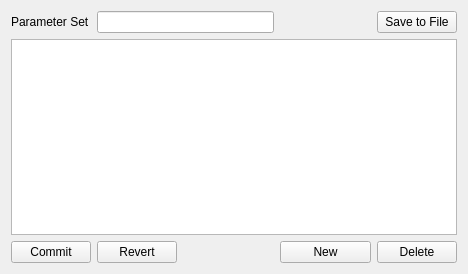
copasi/COPASI, file copasi/UI/CQParameterSetWidget.ui: the form before one commit.
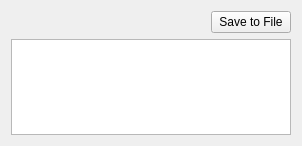
The form after the commit. Custom widgets are drawn as their Qt base class.

The edit to the form file:
```diff
--- a/copasi/UI/CQParameterSetWidget.ui
+++ b/copasi/UI/CQParameterSetWidget.ui
@@ -20,25 +20,15 @@
    <rect>
     <x>0</x>
     <y>0</y>
-    <width>468</width>
-    <height>274</height>
+    <width>302</width>
+    <height>146</height>
    </rect>
   </property>
   <property name="caption" stdset="0">
    <string>Report</string>
   </property>
   <layout class="QGridLayout" name="gridLayout">
-   <item row="0" column="0">
-    <widget class="QLabel" name="mpLblName">
-     <property name="text">
-      <string>Parameter Set</string>
-     </property>
-    </widget>
-   </item>
-   <item row="0" column="1" colspan="2">
-    <widget class="QLineEdit" name="mpName"/>
-   </item>
-   <item row="0" column="3">
+   <item row="0" column="1">
     <spacer name="mpSpacer">
      <property name="orientation">
       <enum>Qt::Horizontal</enum>
@@ -51,57 +41,16 @@
      </property>
     </spacer>
    </item>
-   <item row="0" column="4">
+   <item row="0" column="2">
     <widget class="QPushButton" name="mpBtnSave">
      <property name="text">
       <string>Save to File</string>
      </property>
     </widget>
    </item>
-   <item row="1" column="0" colspan="5">
+   <item row="1" column="0" colspan="3">
     <widget class="QTreeView" name="mpTreeView"/>
    </item>
-   <item row="2" column="0">
-    <widget class="QPushButton" name="mpBtnCommit">
-     <property name="text">
-      <string>Commit</string>
-     </property>
-    </widget>
-   </item>
-   <item row="2" column="1">
-    <widget class="QPushButton" name="mpBtnRevert">
-     <property name="text">
-      <string>Revert</string>
-     </property>
-    </widget>
-   </item>
-   <item row="2" column="2">
-    <spacer name="mpBtnSpacer">
-     <property name="orientation">
-      <enum>Qt::Horizontal</enum>
-     </property>
-     <property name="sizeHint" stdset="0">
-      <size>
-       <width>62</width>
-       <height>20</height>
-      </size>
-     </property>
-    </spacer>
-   </item>
-   <item row="2" column="3">
-    <widget class="QPushButton" name="mpBtnNew">
-     <property name="text">
-      <string>New</string>
-     </property>
-    </widget>
-   </item>
-   <item row="2" column="4">
-    <widget class="QPushButton" name="mpBtnDelete">
-     <property name="text">
-      <string>Delete</string>
-     </property>
-    </widget>
-   </item>
   </layout>
  </widget>
  <layoutdefault spacing="6" margin="11"/>
```
Left out of the diff: 6 changed lines with no effect on the pictures.
